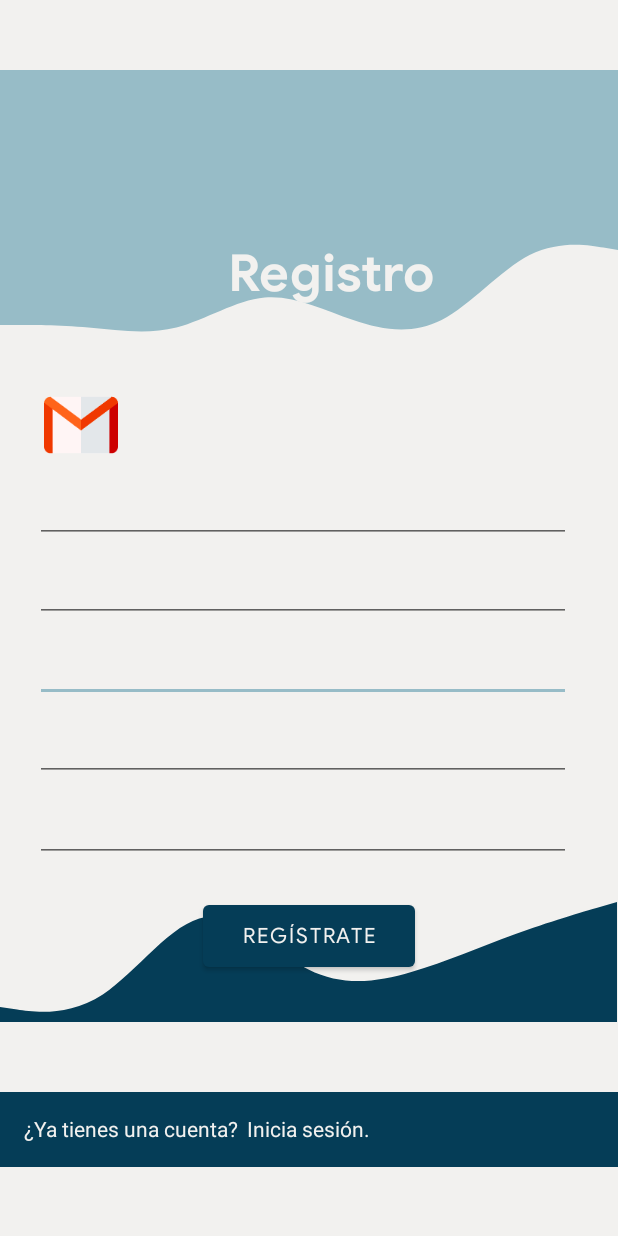
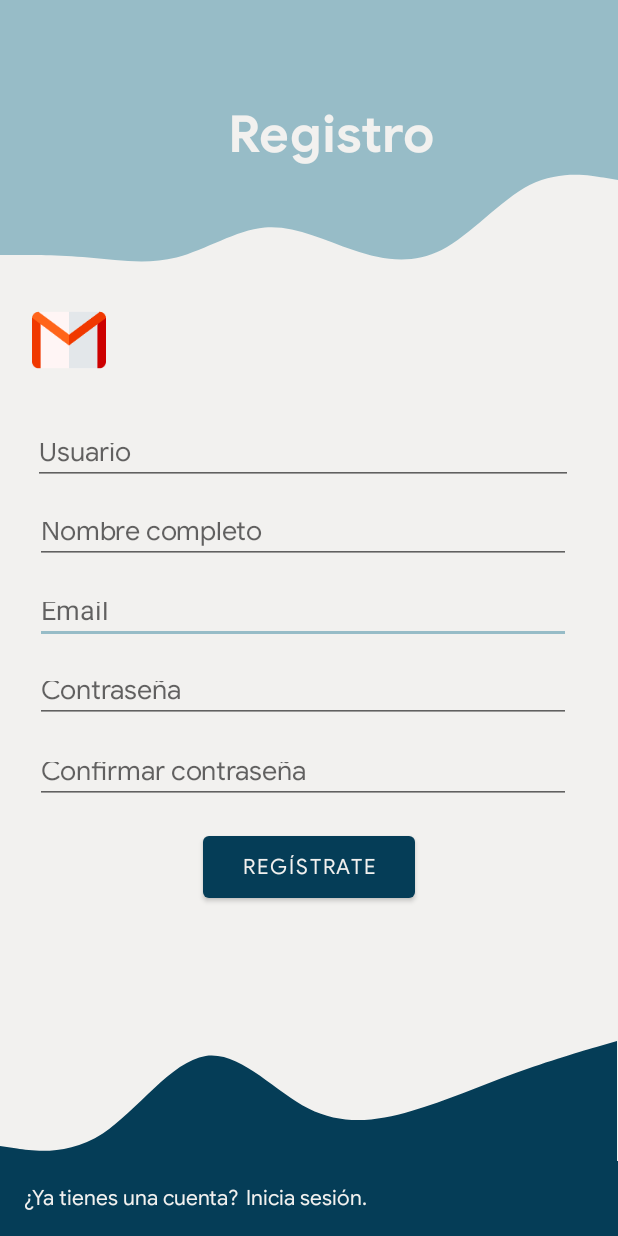
Before and after one commit to luisanuneze/mindmatters-app, an Android app: the register screen opened directly, with no data from a screen before it, on a phone screen of 412 x 824 dp. Run offline under Robolectric (Android 15) with nearby library versions, the phone set to English and light mode, and no system bars.

```diff
--- a/app/src/main/java/com/example/mindmattersapp/menuprincipal.java
+++ b/app/src/main/java/com/example/mindmattersapp/menuprincipal.java
@@ -11,4 +11,6 @@ public class menuprincipal extends AppCompatActivity {
         super.onCreate(savedInstanceState);
         setContentView(R.layout.activity_menuprincipal);
     }
+
+
 }
--- a/app/src/main/res/layout/activity_register.xml
+++ b/app/src/main/res/layout/activity_register.xml
@@ -11,9 +11,7 @@
         android:id="@+id/top"
         android:layout_width="0dp"
         android:layout_height="100dp"
-        android:layout_marginBottom="631dp"
         android:background="@color/teal"
-        app:layout_constraintBottom_toBottomOf="parent"
         app:layout_constraintEnd_toEndOf="parent"
         app:layout_constraintStart_toStartOf="parent"
         app:layout_constraintTop_toTopOf="parent" />
@@ -28,18 +26,17 @@
     <EditText
         android:id="@+id/tv_email"
         android:layout_width="357dp"
-        android:layout_height="30dp"
+        android:layout_height="38dp"
         android:layout_marginStart="23dp"
         android:layout_marginLeft="23dp"
         android:layout_marginTop="391dp"
         android:layout_marginEnd="31dp"
         android:layout_marginRight="31dp"
-        android:layout_marginBottom="310dp"
         android:ems="10"
+        android:hint="@string/email"
         android:importantForAutofill="no"
-        android:inputType="text"
+        android:inputType="textEmailAddress"
         android:textColor="@color/navy_blue"
-        app:layout_constraintBottom_toBottomOf="parent"
         app:layout_constraintEnd_toEndOf="parent"
         app:layout_constraintStart_toStartOf="parent"
         app:layout_constraintTop_toTopOf="parent" />
@@ -47,37 +44,37 @@
     <EditText
         android:id="@+id/tv_pass2"
         android:layout_width="357dp"
-        android:layout_height="30dp"
+        android:layout_height="38dp"
         android:layout_marginStart="23dp"
         android:layout_marginLeft="23dp"
         android:layout_marginTop="498dp"
         android:layout_marginEnd="31dp"
         android:layout_marginRight="31dp"
-        android:layout_marginBottom="203dp"
         android:ems="10"
+        android:fontFamily="@font/googlesans_regular"
+        android:hint="@string/confirmar"
         android:importantForAutofill="no"
         android:inputType="text"
         android:textColor="@color/navy_blue"
-        app:layout_constraintBottom_toBottomOf="parent"
         app:layout_constraintEnd_toEndOf="parent"
         app:layout_constraintStart_toStartOf="parent"
         app:layout_constraintTop_toTopOf="parent" />
 
     <EditText
         android:id="@+id/tv_usuario"
-        android:layout_width="357dp"
-        android:layout_height="30dp"
+        android:layout_width="360dp"
+        android:layout_height="38dp"
         android:layout_marginStart="23dp"
         android:layout_marginLeft="23dp"
         android:layout_marginTop="285dp"
         android:layout_marginEnd="31dp"
         android:layout_marginRight="31dp"
-        android:layout_marginBottom="416dp"
         android:ems="10"
+        android:hint="Usuario"
+        android:fontFamily="@font/googlesans_regular"
         android:importantForAutofill="no"
         android:inputType="text"
         android:textColor="@color/navy_blue"
-        app:layout_constraintBottom_toBottomOf="parent"
         app:layout_constraintEnd_toEndOf="parent"
         app:layout_constraintStart_toStartOf="parent"
         app:layout_constraintTop_toTopOf="parent" />
@@ -85,18 +82,18 @@
     <EditText
         android:id="@+id/tv_nombrecom"
         android:layout_width="357dp"
-        android:layout_height="30dp"
+        android:layout_height="38dp"
         android:layout_marginStart="23dp"
         android:layout_marginLeft="23dp"
         android:layout_marginTop="338dp"
         android:layout_marginEnd="31dp"
         android:layout_marginRight="31dp"
-        android:layout_marginBottom="363dp"
         android:ems="10"
+        android:fontFamily="@font/googlesans_regular"
+        android:hint="@string/nomcom"
         android:importantForAutofill="no"
         android:inputType="text"
         android:textColor="@color/navy_blue"
-        app:layout_constraintBottom_toBottomOf="parent"
         app:layout_constraintEnd_toEndOf="parent"
         app:layout_constraintStart_toStartOf="parent"
         app:layout_constraintTop_toTopOf="parent" />
@@ -104,18 +101,18 @@
     <EditText
         android:id="@+id/tv_password"
         android:layout_width="357dp"
-        android:layout_height="30dp"
+        android:layout_height="38dp"
         android:layout_marginStart="23dp"
         android:layout_marginLeft="23dp"
         android:layout_marginTop="444dp"
         android:layout_marginEnd="31dp"
+        android:fontFamily="@font/googlesans_regular"
         android:layout_marginRight="31dp"
-        android:layout_marginBottom="257dp"
         android:ems="10"
+        android:hint="Contraseña"
         android:importantForAutofill="no"
         android:inputType="text"
         android:textColor="@color/navy_blue"
-        app:layout_constraintBottom_toBottomOf="parent"
         app:layout_constraintEnd_toEndOf="parent"
         app:layout_constraintStart_toStartOf="parent"
         app:layout_constraintTop_toTopOf="parent" />
@@ -127,14 +124,10 @@
         android:layout_marginStart="21dp"
         android:layout_marginLeft="21dp"
         android:layout_marginTop="202dp"
-        android:layout_marginEnd="325dp"
-        android:layout_marginRight="325dp"
-        android:layout_marginBottom="460dp"
         android:background="#00FFFFFF"
+        android:fontFamily="@font/googlesans_regular"
         android:contentDescription="@string/a"
         android:scaleType="fitStart"
-        app:layout_constraintBottom_toBottomOf="parent"
-        app:layout_constraintEnd_toEndOf="parent"
         app:layout_constraintStart_toStartOf="parent"
         app:layout_constraintTop_toTopOf="parent"
         app:srcCompat="@drawable/ic_gmail"
@@ -149,18 +142,15 @@
         android:layout_marginTop="66dp"
         android:layout_marginEnd="42dp"
         android:layout_marginRight="42dp"
-        android:layout_marginBottom="617dp"
         android:fontFamily="@font/googlesans_bold"
         android:gravity="center"
         android:text="@string/tv_registro2"
         android:textAppearance="@style/TextAppearance.AppCompat.Display1"
         android:textColor="@color/white"
-        app:layout_constraintBottom_toBottomOf="parent"
         app:layout_constraintEnd_toEndOf="parent"
         app:layout_constraintHorizontal_bias="0.0"
         app:layout_constraintStart_toStartOf="parent"
-        app:layout_constraintTop_toTopOf="parent"
-        app:layout_constraintVertical_bias="1.0" />
+        app:layout_constraintTop_toTopOf="parent" />
 
     <Button
         android:id="@+id/btn_login2"
@@ -171,12 +161,10 @@
         android:layout_marginTop="551dp"
         android:layout_marginEnd="135dp"
         android:layout_marginRight="135dp"
-        android:layout_marginBottom="127dp"
         android:fontFamily="@font/googlesans_regular"
         android:text="@string/btn_registro"
         android:textColor="@color/white"
         app:backgroundTint="@color/navy_blue"
-        app:layout_constraintBottom_toBottomOf="parent"
         app:layout_constraintEnd_toEndOf="parent"
         app:layout_constraintStart_toStartOf="parent"
         app:layout_constraintTop_toTopOf="parent"
@@ -186,26 +174,21 @@
         android:id="@+id/view"
         android:layout_width="411dp"
         android:layout_height="100dp"
-        android:layout_marginTop="581dp"
         android:layout_marginBottom="50dp"
         android:background="@drawable/ic_wave_navyb"
         app:layout_constraintBottom_toBottomOf="parent"
         app:layout_constraintEnd_toEndOf="parent"
         app:layout_constraintHorizontal_bias="0.0"
-        app:layout_constraintStart_toStartOf="parent"
-        app:layout_constraintTop_toTopOf="parent"
-        app:layout_constraintVertical_bias="0.0" />
+        app:layout_constraintStart_toStartOf="parent" />
 
     <View
         android:id="@+id/view2"
         android:layout_width="0dp"
         android:layout_height="50dp"
-        android:layout_marginTop="681dp"
         android:background="#053D57"
         app:layout_constraintBottom_toBottomOf="parent"
         app:layout_constraintEnd_toEndOf="parent"
-        app:layout_constraintStart_toStartOf="parent"
-        app:layout_constraintTop_toTopOf="parent" />
+        app:layout_constraintStart_toStartOf="parent" />
 
     <TextView
         android:id="@+id/textView"
@@ -213,16 +196,12 @@
         android:layout_height="wrap_content"
         android:layout_marginStart="16dp"
         android:layout_marginLeft="16dp"
-        android:layout_marginTop="696dp"
-        android:layout_marginEnd="253dp"
-        android:layout_marginRight="253dp"
         android:layout_marginBottom="16dp"
+        android:fontFamily="@font/googlesans_regular"
         android:text="¿Ya tienes una cuenta?"
         android:textColor="@color/white"
         app:layout_constraintBottom_toBottomOf="parent"
-        app:layout_constraintEnd_toEndOf="parent"
-        app:layout_constraintStart_toStartOf="parent"
-        app:layout_constraintTop_toTopOf="parent" />
+        app:layout_constraintStart_toStartOf="parent" />
 
     <TextView
         android:id="@+id/textView2"
@@ -230,15 +209,11 @@
         android:layout_height="wrap_content"
         android:layout_marginStart="164dp"
         android:layout_marginLeft="164dp"
-        android:layout_marginTop="696dp"
-        android:layout_marginEnd="165dp"
-        android:layout_marginRight="165dp"
+        android:fontFamily="@font/googlesans_regular"
         android:layout_marginBottom="16dp"
         android:text="Inicia sesión."
         android:textColor="@color/white"
         app:layout_constraintBottom_toBottomOf="parent"
-        app:layout_constraintEnd_toEndOf="parent"
-        app:layout_constraintStart_toStartOf="parent"
-        app:layout_constraintTop_toTopOf="parent" />
+        app:layout_constraintStart_toStartOf="parent" />
 
 </androidx.constraintlayout.widget.ConstraintLayout>
--- a/app/src/main/res/values/strings.xml
+++ b/app/src/main/res/values/strings.xml
@@ -12,4 +12,12 @@
     <string name="mensaje_main_diario">Aquí va a ir chagüite xd</string>
     <string name="bienvenido_diario">Bienvenido a tu Diario</string>
     <string name="conf">Te hemos enviado un mensaje de confirmación a través del correo electrónico proporcionado.</string>
+    <string name="pwd">Contraseña</string>
+    <string name="email">Email</string>
+    <string name="confirmar">Confirmar contraseña</string>
+
+    <string name="nomcom">Nombre completo</string>
+    <string name="directorio">Directorio</string>
+    <string name="mind_matters">Mind Matters</string>
+    <string name="bienestar">Bienestar</string>
 </resources>
```
Also changed, not shown: app/src/main/java/com/example/mindmattersapp/MainActivity.java (+52 -0 lines), app/src/main/res/layout/activity_main.xml (+9 -32 lines), app/src/main/res/layout/activity_menuprincipal.xml (+45 -36 lines), 16 other files.
